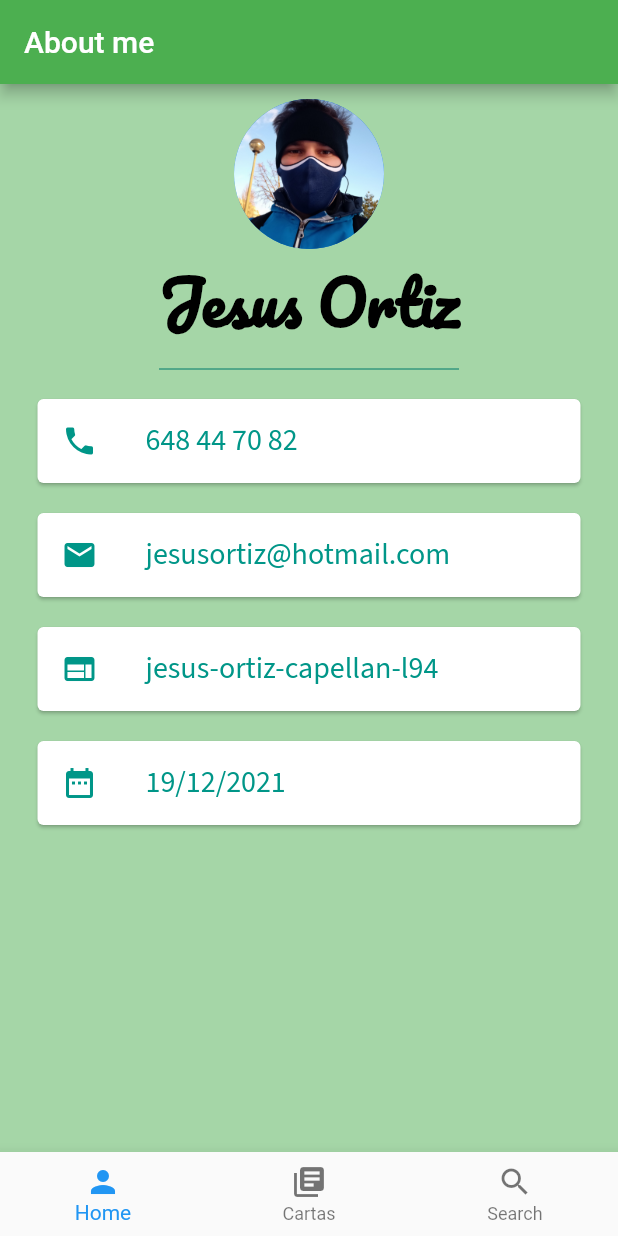
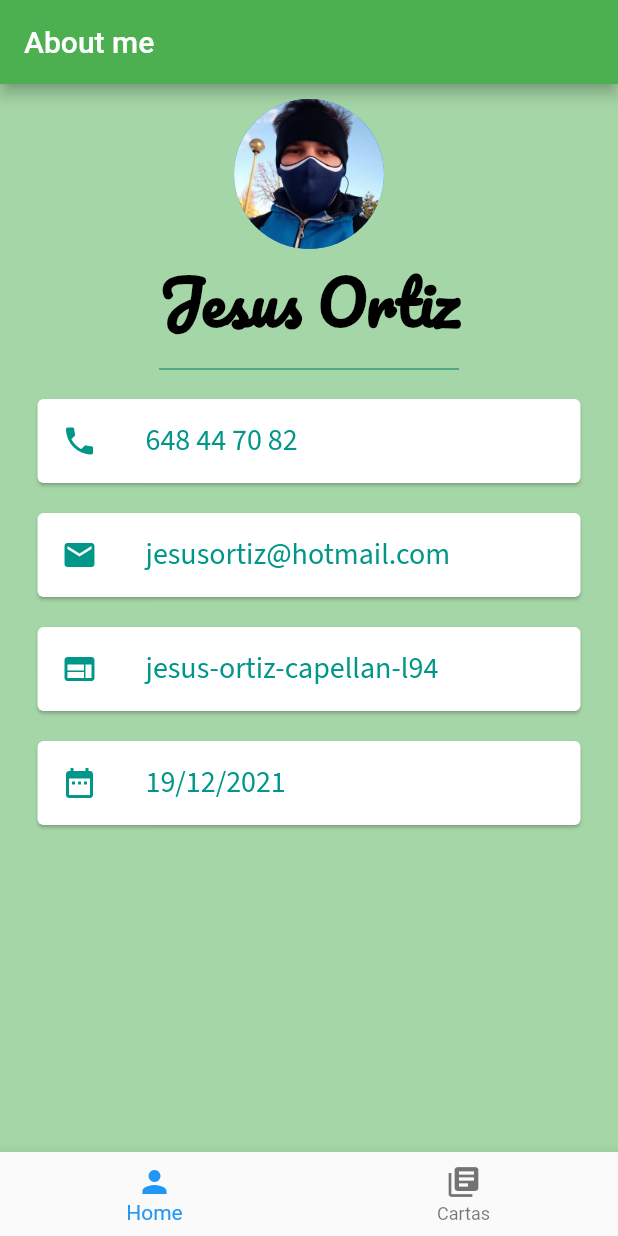
Before and after one commit to Jesuskp94/pruebaTecnicaHiberus, a Flutter app: the screen it shows after launch, on a phone screen of 412 x 824 dp. Run offline on Flutter 3.47's test engine with Material 2 defaults, Android fonts, the phone set to English and light mode, and no system bars; our stand-ins replace carousel_slider, connectivity_plus, google_fonts, smooth_page_indicator; network calls fail.

Commit message:
Final commit

```diff
--- a/magicHiberus/lib/ui/app.dart
+++ b/magicHiberus/lib/ui/app.dart
@@ -62,11 +62,15 @@ class _MyAppState extends State<MyApp> {
   Widget build(BuildContext context) {
     if(_connectionStatus == ConnectivityResult.none) {
       return MaterialApp(
+        debugShowCheckedModeBanner: false,
         title: MyApp.titulo,
         home: Scaffold(
-            body: Center(
-              child: Text('Sin internet'),
-            ),
+          appBar: AppBar(title: Text('No internet',),backgroundColor: Colors.green,),
+          body: Column(
+            children: [
+              _showDialog(context,title: 'Connection error', msg: 'Actulamente no tienes internet, la aplicación no va a funcionar correctamente'),
+            ]
+          ),
         ),
       );
     } else {
@@ -80,4 +84,10 @@ class _MyAppState extends State<MyApp> {
       );
     }
   }
+  AlertDialog _showDialog(BuildContext context, {String? title, String? msg}) {
+    return AlertDialog(
+      title: Text('$title'),
+      content: Text('$msg'),
+    );
+  }
 }
--- a/magicHiberus/lib/ui/tabs.dart
+++ b/magicHiberus/lib/ui/tabs.dart
@@ -1,5 +1,4 @@
 import 'package:flutter/material.dart';
-import 'package:magichiberus/ui/pages/buscador_page.dart';
 
 import 'package:magichiberus/ui/pages/home_page.dart';
 import 'package:magichiberus/ui/pages/cartas_page.dart';
@@ -28,11 +27,6 @@ class _TabHomeState extends State<TabHome> {
             iconData: Icons.library_books,
             body: CardsPage(),
           ),
-          TabItem(
-            title: 'Search',
-            iconData: Icons.search,
-            body: Buscadorpage(),
-          ),
         ],
         selectedIndex: index,
         onSelectionChanged: (val) => _tabsController.value = val,
--- a/magicHiberus/lib/ui/widgets/cartas_page/card_list.dart
+++ b/magicHiberus/lib/ui/widgets/cartas_page/card_list.dart
@@ -63,7 +63,8 @@ class _ListaCartasState extends State<ListaCartas> {
   }
 
   Widget buildListView(ValueChanged<Carta> onSelect, List<dynamic>? data) {
-    if(data!.isNotEmpty){
+    if(data != null){
+      if(data.isNotEmpty){
         return ListView.separated(
           separatorBuilder: (context, index) => Divider(height: 0),
           itemCount: data.length,
@@ -77,6 +78,7 @@ class _ListaCartasState extends State<ListaCartas> {
           },
         );
       }
+    }
     return Center(child: Text('No hay cartas'),);
   }
 }
```
Also changed, not shown: magicHiberus/lib/ui/pages/buscador_page.dart (deleted, +0 -40 lines), magicHiberus/lib/ui/widgets/cartas_page/card_swiper.dart (+5 -16 lines), 1 other file. Lines whose indentation alone changed are shown as unchanged.
